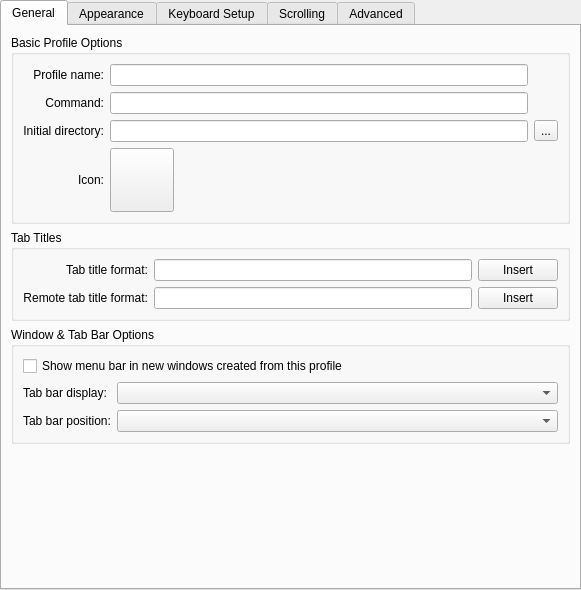
The window that src/EditProfileDialog.ui (KDE/konsole) describes before a commit, drawn with Qt 5.
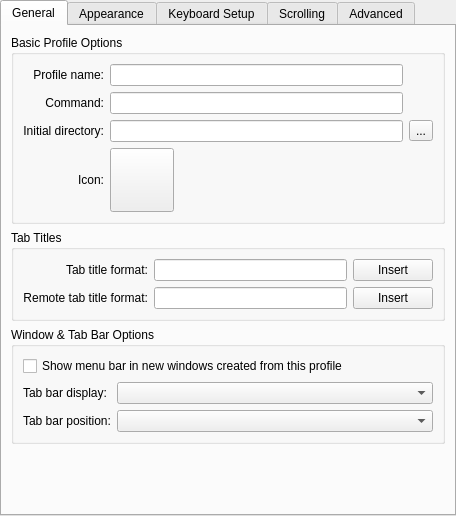
The same window after the commit. Custom widgets are drawn as their Qt base class.

Commit message: Fix edit profile dialog size.

Diff of the .ui file:
```diff
--- a/src/EditProfileDialog.ui
+++ b/src/EditProfileDialog.ui
@@ -5,8 +5,8 @@
    <rect>
     <x>0</x>
     <y>0</y>
-    <width>581</width>
-    <height>590</height>
+    <width>456</width>
+    <height>516</height>
    </rect>
   </property>
   <property name="windowTitle" >
@@ -27,6 +27,12 @@
    </property>
    <item>
     <widget class="QTabWidget" name="tabWidget" >
+     <property name="sizePolicy" >
+      <sizepolicy vsizetype="Preferred" hsizetype="Preferred" >
+       <horstretch>0</horstretch>
+       <verstretch>0</verstretch>
+      </sizepolicy>
+     </property>
      <property name="currentIndex" >
       <number>0</number>
      </property>
@@ -246,7 +252,7 @@
           <item row="0" column="0" colspan="2" >
            <widget class="QCheckBox" name="showMenuBarButton" >
             <property name="sizePolicy" >
-             <sizepolicy vsizetype="Fixed" hsizetype="Preferred" >
+             <sizepolicy vsizetype="Fixed" hsizetype="Expanding" >
               <horstretch>0</horstretch>
               <verstretch>0</verstretch>
              </sizepolicy>
@@ -304,7 +310,7 @@
          <property name="sizeHint" >
           <size>
            <width>95</width>
-           <height>61</height>
+           <height>20</height>
           </size>
          </property>
         </spacer>
@@ -995,8 +1001,8 @@
          </property>
          <property name="sizeHint" >
           <size>
-           <width>559</width>
-           <height>151</height>
+           <width>20</width>
+           <height>20</height>
           </size>
          </property>
         </spacer>
```
